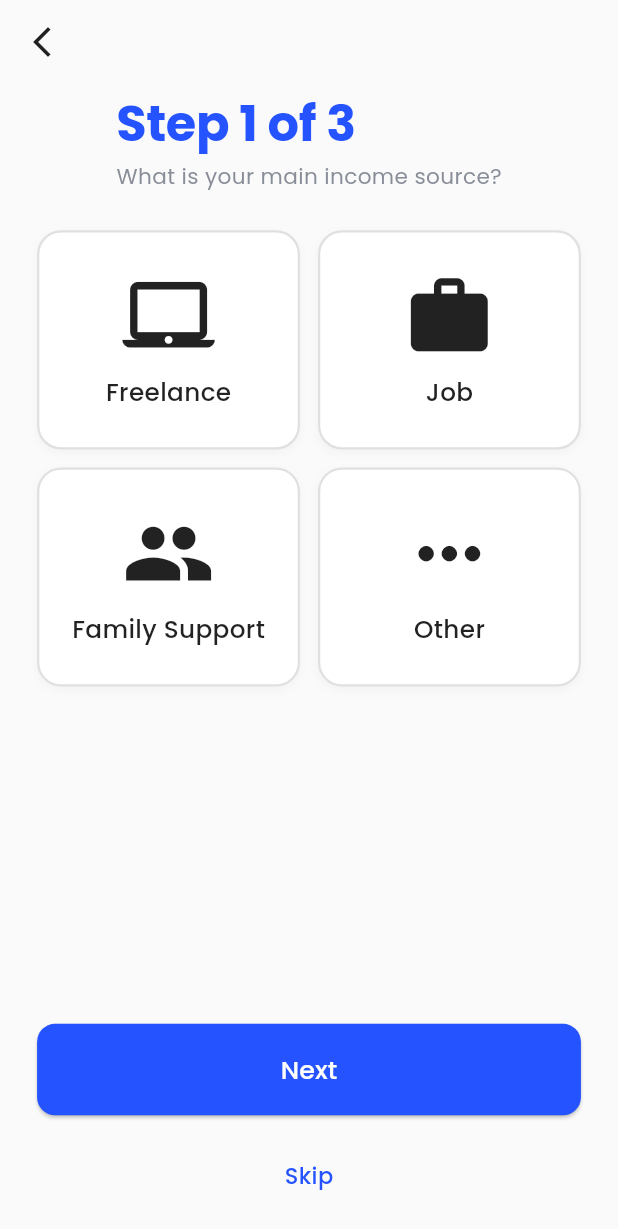
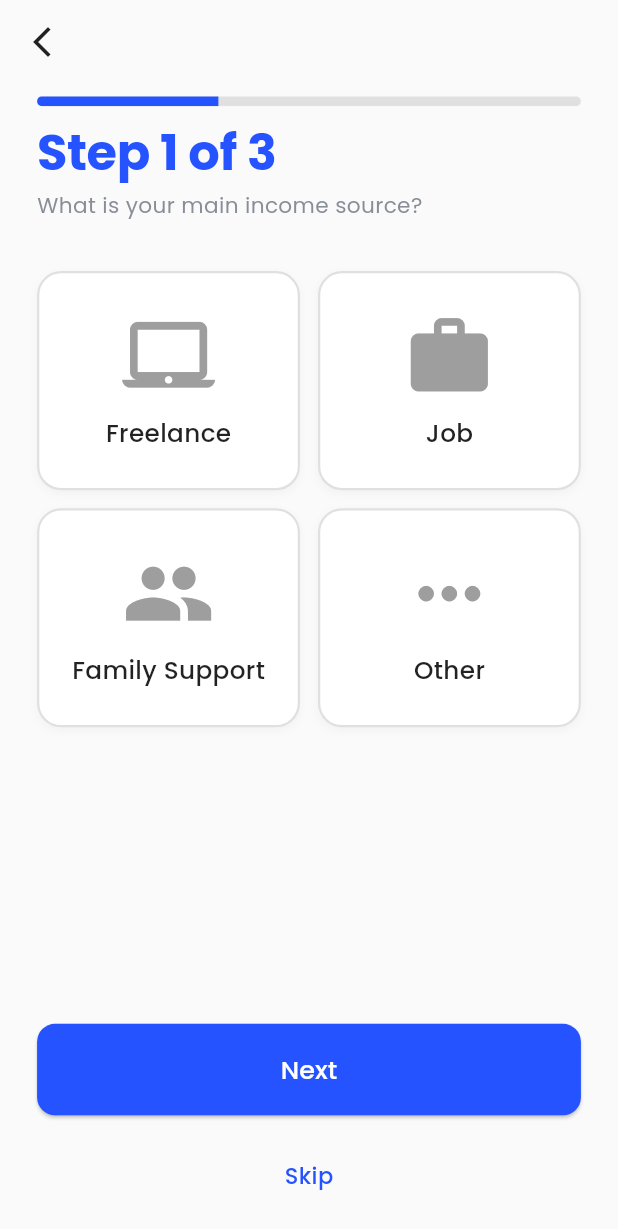
Before and after one commit to rakibulmehedi/Pocketa, a Flutter app: the IncomeSourceSelectionScreen screen opened by its route, on a phone screen of 412 x 824 dp. Shown: the top 1229 px of the screen. Run offline on Flutter 3.47's test engine with Material 3 defaults, Android fonts, the light colour scheme and no system bars; our stand-ins replace device_preview, flutter_riverpod, google_fonts, shared_preferences; accounts and stored records are empty; generated files the repository leaves out were written again.

Commit message:
feat: Implement onboarding controller and progress indicator
This commit introduces an `OnboardingController` to manage the state of the onboarding process. It also enhances the `AppHeader` to display a progress indicator reflecting the current step in the onboarding flow.

Key changes:
- Added `OnboardingController` (using `StateNotifierProvider`) to track and update the current onboarding step.
- Modified `AppHeader` to accept `step` and `totalSteps` parameters to display a `LinearProgressIndicator`.
- Updated `IncomeSourceSelectionScreen`:
    - Integrated `OnboardingController` to display the current step in the `AppHeader`.
    - Connected "Next" and "Skip" buttons to the `OnboardingController` to advance or skip steps.
    - Navigates to a placeholder `/onboarding/next-screen` on button presses.
- Adjusted `OnboardingChip` icon color to `AppColors.primary` when selected and `Colors.grey` when not selected.
- Refactored `buildGridView` in `IncomeSourceSelectionScreen` to `_buildGridView`.

```diff
--- a/lib/core/component/app_header.dart
+++ b/lib/core/component/app_header.dart
@@ -4,6 +4,8 @@
 class AppHeader extends StatelessWidget {
   final String title;
   final String? subtitle;
+  final int? step; // 1, 2, 3
+  final int totalSteps;
   final EdgeInsetsGeometry? padding;
   final CrossAxisAlignment alignment;
 
@@ -11,6 +13,8 @@
     super.key,
     required this.title,
     this.subtitle,
+    this.step,
+    this.totalSteps = 3,
     this.padding,
     this.alignment = CrossAxisAlignment.start,
   });
@@ -18,24 +22,42 @@
   @override
   Widget build(BuildContext context) {
     final theme = Theme.of(context);
-
-    final titleFontSize = ResponsiveUtils.width(context, 0.08); // ~6% of width
-    final subtitleFontSize = ResponsiveUtils.width(
-      context,
-      0.035,
-    ); // ~3.5% of width
+    final titleFontSize = ResponsiveUtils.width(context, 0.08);
+    final subtitleFontSize = ResponsiveUtils.width(context, 0.035);
+    final progress = (step != null && totalSteps > 0)
+        ? (step!.clamp(1, totalSteps) / totalSteps)
+        : null;
 
     return Padding(
-      padding:
-          padding ??
+      padding: padding ??
           EdgeInsets.only(
             top: ResponsiveUtils.height(context, 0.01),
-            bottom: ResponsiveUtils.height(context, 0.01),
+            bottom: ResponsiveUtils.height(context, 0.02),
           ),
       child: Column(
         crossAxisAlignment: alignment,
         mainAxisSize: MainAxisSize.min,
         children: [
+          if (progress != null) ...[
+            TweenAnimationBuilder<double>(
+              duration: const Duration(milliseconds: 500),
+              curve: Curves.easeInOut,
+              tween: Tween<double>(
+                begin: 0,
+                end: progress,
+              ),
+              builder: (context, value, _) => ClipRRect(
+                borderRadius: BorderRadius.circular(12),
+                child: LinearProgressIndicator(
+                  value: value,
+                  backgroundColor: Colors.grey.shade300,
+                  color: theme.primaryColor,
+                  minHeight: ResponsiveUtils.height(context, 0.008),
+                ),
+              ),
+            ),
+            SizedBox(height: ResponsiveUtils.height(context, 0.015)),
+          ],
           Text(
             title,
             style: theme.textTheme.displayLarge?.copyWith(
--- a/lib/core/component/onboarding_chip.dart
+++ b/lib/core/component/onboarding_chip.dart
@@ -1,4 +1,5 @@
 import 'package:flutter/material.dart';
+import 'package:pocketa/core/themes/app_colors.dart';
 import 'package:pocketa/core/utils/responsive_utils.dart';
 
 class OnboardingChip extends StatelessWidget {
@@ -59,7 +60,7 @@
             Icon(
               icon,
               size: iconSize,
-              color: isSelected ? theme.primaryColor : Colors.black87,
+              color: isSelected ? AppColors.primary : Colors.grey,
             ),
             const SizedBox(height: 8),
             FittedBox(
--- a/lib/features/onboarding/income_source_selection_screen.dart
+++ b/lib/features/onboarding/income_source_selection_screen.dart
@@ -13,6 +13,8 @@
 import '../../l10n/app_localization.dart';
 import 'package:pocketa/features/onboarding/model/income_options.dart';
 
+import 'controller/onboarding_controller.dart';
+
 final selectedIncomeSourceProvider = StateProvider<String?>((ref) => null);
 
 class IncomeSourceSelectionScreen extends ConsumerWidget {
@@ -20,10 +22,13 @@
 
   @override
   Widget build(BuildContext context, WidgetRef ref) {
-    final theme = Theme.of(context);
+    final currentStep = ref.watch(onboardingControllerProvider);
     final incomeSource = getIncomeOptions(context);
     int crossAxisCount() {
-      final width = MediaQuery.of(context).size.width;
+      final width = MediaQuery
+          .of(context)
+          .size
+          .width;
       if (width < 320) {
         return 1;
       } else if (width < 512) {
@@ -46,12 +51,16 @@
               children: [
           AppHeader(
           title: L.of(context).onboardingStep1,
-                subtitle: L.of(context).whatIsYourMainIncomeSource,
+          subtitle: L
+              .of(context)
+              .whatIsYourMainIncomeSource,
+          step: currentStep + 1,
+          totalSteps: 3,
         ),
         ResponsiveUtils.spacing(context),
 
         // Income Source Grid
-              buildGridView(
+        _buildGridView(
           incomeSource,
           crossAxisCount,
           selectedIncomeSource,
@@ -59,39 +68,36 @@
         ),
         const Spacer(),
         AppButton(
-                label: L.of(context).next,
+          label: L
+              .of(context)
+              .next,
           onPressed: () {
             selectedIncomeSource != null
-                      ? () => Navigator.pushNamed(
-                        context,
-                        '/onboarding/income-range',
-                      )
+                ? ref
+                .read(onboardingControllerProvider.notifier)
+                .nextStep()
                 : null;
+            Navigator.pushNamed(context, '/onboarding/next-screen');
           },
         ),
         const SizedBox(height: 16),
-              SkipButton(
-                onPressed:
-                    () => {
-                      ScaffoldMessenger.of(
-                        context,
-                      ).showSnackBar(const SnackBar(content: Text('Skipped'))),
-                    },
-              ),
+        SkipButton(onPressed: (){
+          ref.read(onboardingControllerProvider.notifier).skipToEnd();
+          Navigator.pushNamed(context, '/onboarding/next-screen');
+        }),
       ResponsiveUtils.spacing(context),
       ],
-          ),
-        ),
-      ),
+    ),)
+    ,
+    )
+    ,
     );
   }
 
-  GridView buildGridView(
-    List<IncomeOption> incomeSource,
+  GridView _buildGridView(List<IncomeOption> incomeSource,
       int Function() crossAxisCount,
       String? selectedIncomeSource,
-    WidgetRef ref,
-  ) {
+      WidgetRef ref,) {
     return GridView.builder(
       itemCount: incomeSource.length,
       shrinkWrap: true,
@@ -109,7 +115,9 @@
           icon: source.icon,
           isSelected: selectedIncomeSource == source.label,
           onTap: () {
-            ref.read(selectedIncomeSourceProvider.notifier).state =
+            ref
+                .read(selectedIncomeSourceProvider.notifier)
+                .state =
                 source.label;
           },
         );
```
Also changed, not shown: lib/features/onboarding/controller/onboarding_controller.dart (added, +26 -0 lines). Lines whose indentation alone changed are shown as unchanged.
